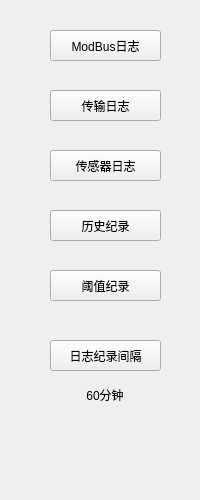
This is IDC_TestSystem/SI-PDU/toolbox/silogstoolwid.ui in ChinaClever/IDC_TestSystem as Qt 5 draws it before an edit. The edited form follows.
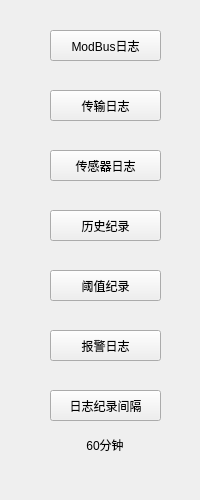
This is the edited form.

The edit to the form file:
```diff
--- a/IDC_TestSystem/SI-PDU/toolbox/silogstoolwid.ui
+++ b/IDC_TestSystem/SI-PDU/toolbox/silogstoolwid.ui
@@ -69,7 +69,7 @@
    <property name="geometry">
     <rect>
      <x>50</x>
-     <y>340</y>
+     <y>390</y>
      <width>111</width>
      <height>31</height>
     </rect>
@@ -82,7 +82,7 @@
    <property name="geometry">
     <rect>
      <x>50</x>
-     <y>380</y>
+     <y>430</y>
      <width>110</width>
      <height>30</height>
     </rect>
@@ -107,6 +107,19 @@
     <string>阈值纪录</string>
    </property>
   </widget>
+  <widget class="QPushButton" name="alarmBtn">
+   <property name="geometry">
+    <rect>
+     <x>50</x>
+     <y>330</y>
+     <width>111</width>
+     <height>31</height>
+    </rect>
+   </property>
+   <property name="text">
+    <string>报警日志</string>
+   </property>
+  </widget>
  </widget>
  <resources/>
  <connections/>
```
